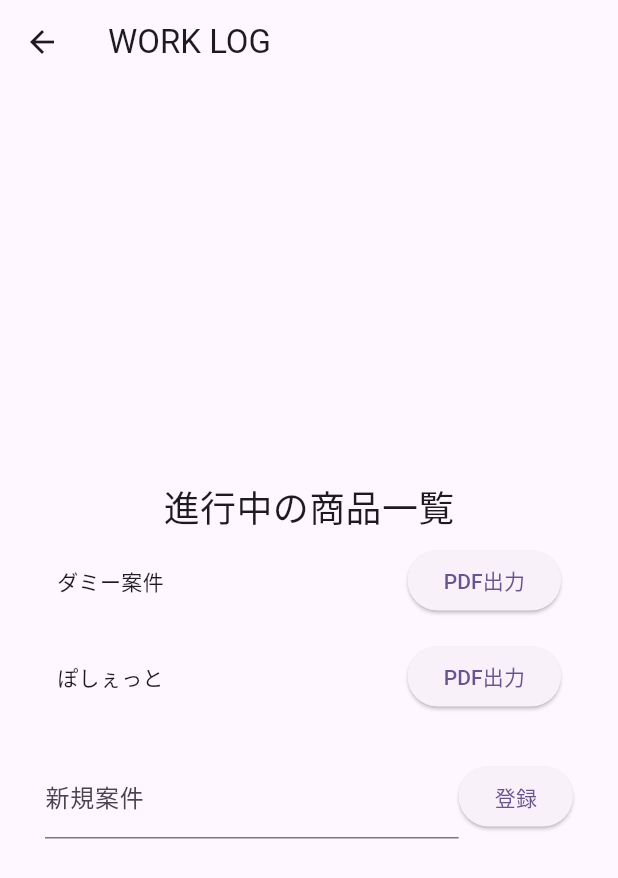
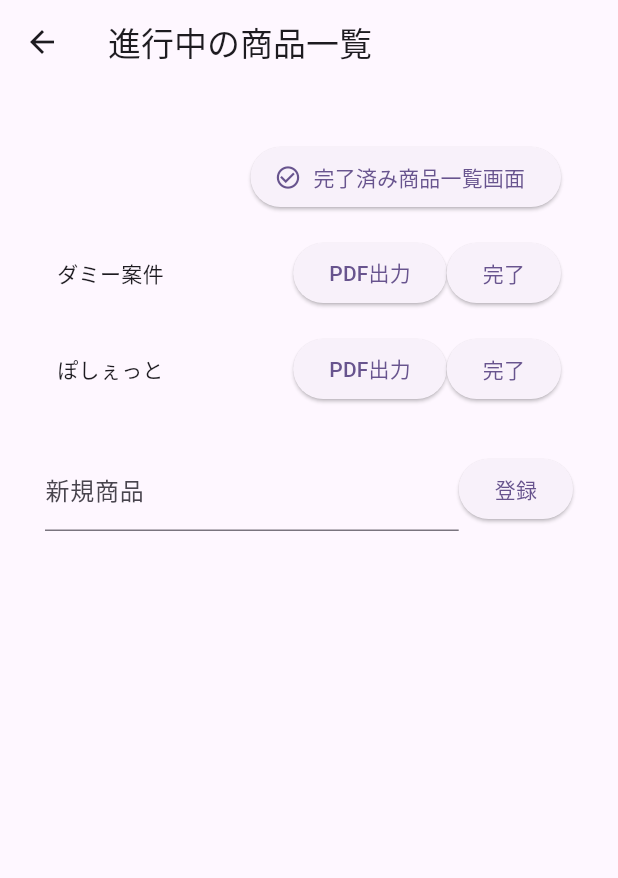
Before and after one commit to k-h0shikawa/work-log, a Flutter app: the ProductList screen opened directly, on a phone screen of 412 x 824 dp. Shown: the top 878 px of the screen. Run offline on Flutter 3.47's test engine with Material 3 defaults, Android fonts, the phone set to English and light mode, and no system bars; our stand-ins replace flutter_hooks, freezed_annotation, go_router.

Commit message:
作業入力画面、完了済み商品一覧画面のモックを作成

```diff
--- /dev/null
+++ b/lib/domain/types/product.dart
@@ -0,0 +1,11 @@
+import 'package:freezed_annotation/freezed_annotation.dart';
+import 'package:work_log/domain/types/product.dart';
+part 'product.freezed.dart';
+
+@freezed
+class Product with _$Product {
+  const factory Product(
+      {required int id,
+      required String productName,
+      required int status}) = _Product;
+}
--- a/lib/domain/types/project.dart
+++ /dev/null
@@ -1,10 +0,0 @@
-import 'package:freezed_annotation/freezed_annotation.dart';
-part 'project.freezed.dart';
-
-@freezed
-class Project with _$Project {
-  const factory Project(
-      {required int id,
-      required String projectName,
-      required int status}) = _Project;
-}
--- a/lib/domain/types/work.dart
+++ b/lib/domain/types/work.dart
@@ -9,5 +9,5 @@ class Work with _$Work {
       required String workName,
       required String workDetail,
       required String workMemo,
-      required int projectId}) = _Work;
+      required int productId}) = _Work;
 }
--- a/lib/presentation/pages/product_list.dart
+++ b/lib/presentation/pages/product_list.dart
@@ -1,6 +1,7 @@
 import 'package:flutter/material.dart';
 import 'package:flutter_hooks/flutter_hooks.dart';
-import 'package:work_log/domain/types/project.dart';
+import 'package:go_router/go_router.dart';
+import 'package:work_log/domain/types/product.dart';
 import 'package:work_log/presentation/widgets/create_pdf_button.dart';
 
 class ProductList extends HookWidget {
@@ -8,35 +9,43 @@ class ProductList extends HookWidget {
 
   @override
   Widget build(BuildContext context) {
-    final productList = useState(<Project>[
-      const Project(id: 0, projectName: 'ダミー案件', status: 0),
-      const Project(id: 1, projectName: 'ぽしぇっと', status: 0)
+    final productList = useState(<Product>[
+      const Product(id: 0, productName: 'ダミー案件', status: 0),
+      const Product(id: 1, productName: 'ぽしぇっと', status: 0)
     ]);
 
     final _controller = useTextEditingController();
     return Scaffold(
-      appBar: AppBar(title: const Text('WORK LOG')),
+      appBar: AppBar(title: const Text('進行中の商品一覧')),
       body: Padding(
         padding: const EdgeInsets.all(30.0),
         child: Center(
-          child: Column(
-            mainAxisAlignment: MainAxisAlignment.center,
+          child: ListView(
             children: <Widget>[
-              const Text(
-                '進行中の商品一覧',
-                style: TextStyle(fontSize: 24),
+              ButtonBar(
+                children: [
+                  ElevatedButton.icon(
+                    onPressed: () => context.push('/product/complete'),
+                    label: const Text('完了済み商品一覧画面'),
+                    icon: Icon(Icons.check_circle_outline),
+                  ),
+                ],
               ),
               Column(
-                children: productList.value.map((project) {
+                children: productList.value.map((product) {
                   return Padding(
                     padding: const EdgeInsets.all(8.0),
                     child: Column(
                       children: <Widget>[
                         Row(
-                          mainAxisAlignment: MainAxisAlignment.spaceBetween,
                           children: <Widget>[
-                            Text(project.projectName),
-                            const CreatePDFButton()
+                            Text(product.productName),
+                            const Spacer(),
+                            const CreatePDFButton(),
+                            ElevatedButton(
+                              onPressed: () {},
+                              child: const Text('完了'),
+                            ),
                           ],
                         ),
                       ],
@@ -50,16 +59,16 @@ class ProductList extends HookWidget {
                   Expanded(
                     child: TextField(
                       controller: _controller,
-                      decoration: const InputDecoration(label: Text('新規案件')),
+                      decoration: const InputDecoration(label: Text('新規商品')),
                     ),
                   ),
                   ElevatedButton(
                     onPressed: () {
                       productList.value = [
                         ...productList.value,
-                        Project(
+                        Product(
                           id: 2,
-                          projectName: _controller.text,
+                          productName: _controller.text,
                           status: 0,
                         )
                       ];
--- /dev/null
+++ b/lib/presentation/router/router.dart
@@ -0,0 +1,55 @@
+import 'package:flutter/material.dart';
+import 'package:go_router/go_router.dart';
+import 'package:work_log/presentation/pages/complete_product_list.dart';
+import 'package:work_log/presentation/pages/product_list.dart';
+import 'package:work_log/presentation/pages/work_list.dart';
+
+final goRouter = GoRouter(
+  // アプリが起動した時
+  initialLocation: '/work',
+
+  routes: [
+    // 作業入力画面
+    GoRoute(
+      path: '/work',
+      name: 'work',
+      pageBuilder: (context, state) {
+        return MaterialPage(
+          key: state.pageKey,
+          child: const WorkList(),
+        );
+      },
+    ),
+    // 商品一覧画面
+    GoRoute(
+      path: '/product',
+      name: 'product',
+      pageBuilder: (context, state) {
+        return MaterialPage(
+          key: state.pageKey,
+          child: const ProductList(),
+        );
+      },
+    ),
+    // 完了済み商品一覧画面
+    GoRoute(
+      path: '/product/complete',
+      name: 'product-complete',
+      pageBuilder: (context, state) {
+        return MaterialPage(
+          key: state.pageKey,
+          child: const CompleteProductList(),
+        );
+      },
+    ),
+  ],
+
+  errorPageBuilder: (context, state) => MaterialPage(
+    key: state.pageKey,
+    child: Scaffold(
+      body: Center(
+        child: Text(state.error.toString()),
+      ),
+    ),
+  ),
+);
--- a/lib/presentation/widgets/create_pdf_button.dart
+++ b/lib/presentation/widgets/create_pdf_button.dart
@@ -162,7 +162,7 @@ class CreatePDFButton extends StatelessWidget {
 
     // ローカルのドキュメントディレクトリを取得
     final dir = await getApplicationDocumentsDirectory();
-    final file = File('${dir.path}/project.pdf');
+    final file = File('${dir.path}/product.pdf');
 
     // ファイルにバイトデータを書き込み
     await file.writeAsBytes(bytes);
--- a/pubspec.yaml
+++ b/pubspec.yaml
@@ -45,6 +45,7 @@ dependencies:
   # dart_pdf: ^3.2.0
   path_provider:
   intl: ^0.19.0
+  go_router: ^13.0.1
 
 
 dev_dependencies:
```
Also changed, not shown: lib/presentation/pages/complete_product_list.dart (added, +47 -0 lines), lib/presentation/pages/work_list.dart (+177 -47 lines), lib/presentation/router/app.dart (+6 -2 lines), lib/domain/types/product.freezed.dart, lib/domain/types/work.freezed.dart, pubspec.lock.
